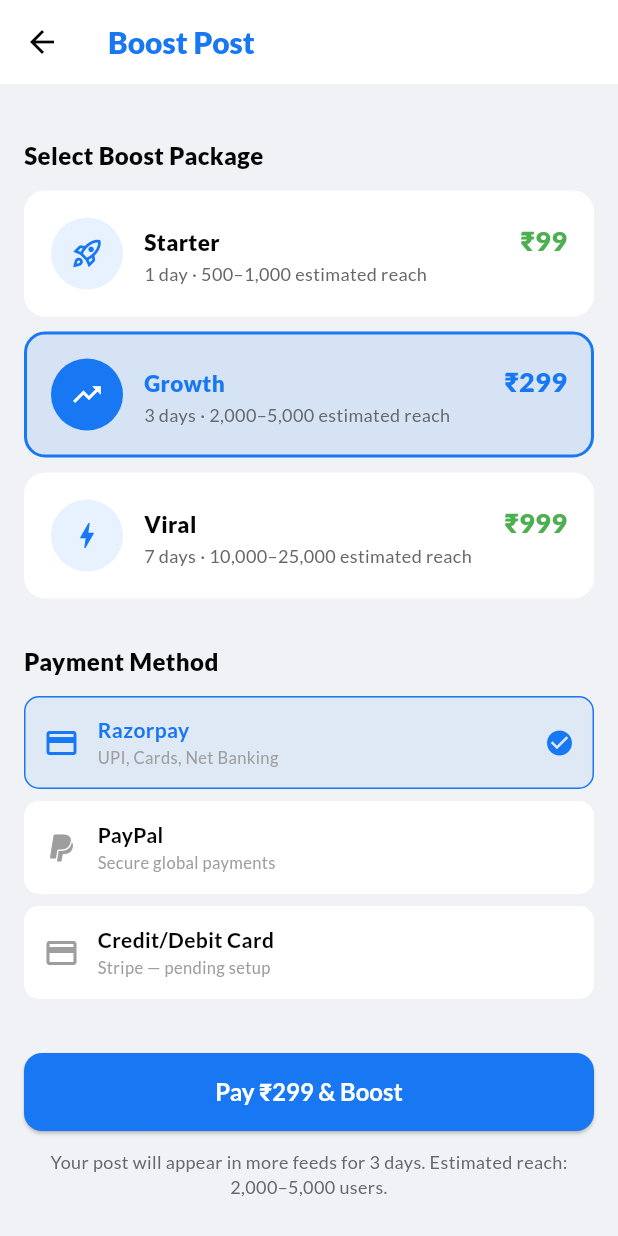
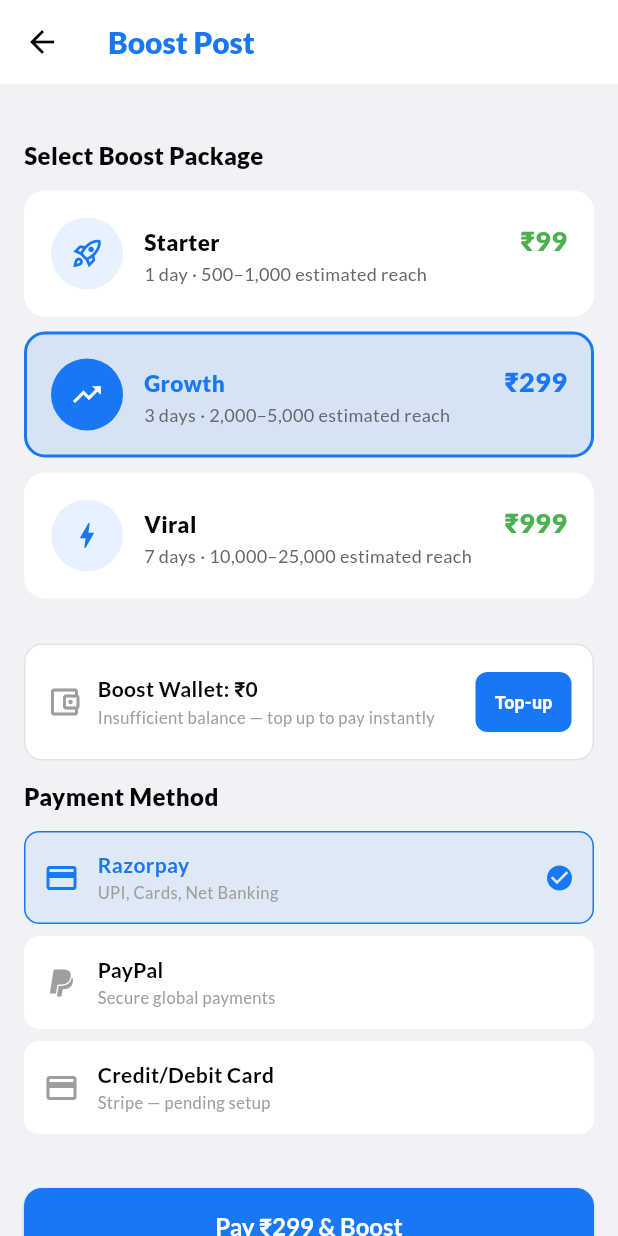
Before and after one commit to Suryavanshikalki/TriNetra, a Flutter app: the BoostPostScreen screen opened directly with empty values, on a phone screen of 412 x 824 dp. Run offline on Flutter 3.47's test engine with Material 3 defaults, Android fonts, the phone set to English and light mode, and no system bars; our stand-ins replace cached_network_image, cloud_firestore, country_code_picker, dio, firebase_analytics, firebase_auth and 15 more; missing offline and left inert: razorpay_flutter; accounts and stored records are empty.

```diff
--- a/trinetra/lib/core/config/app_config.dart
+++ b/trinetra/lib/core/config/app_config.dart
@@ -9,12 +9,12 @@ class AppConfig {
   static const String appPackageId = 'com.trinetra.app';
   static const String appVersion = '1.0.0';
   static const String appBuildNumber = '1';
-  static const String appWebUrl = 'https://trinetra.web.app';
+  static const String appWebUrl = 'https://trinetra-8b846.web.app';
 
   // ─── Firebase (injected via --dart-define) ──────────────────
   static const String firebaseProjectId = String.fromEnvironment(
     'FIREBASE_PROJECT_ID',
-    defaultValue: 'trinetra',
+    defaultValue: 'trinetra-8b846',
   );
   static const String firebaseWebApiKey = String.fromEnvironment(
     'FIREBASE_WEB_API_KEY',
@@ -26,11 +26,11 @@ class AppConfig {
   );
   static const String firebaseAuthDomain = String.fromEnvironment(
     'FIREBASE_AUTH_DOMAIN',
-    defaultValue: 'trinetra.firebaseapp.com',
+    defaultValue: 'trinetra-8b846.firebaseapp.com',
   );
   static const String firebaseStorageBucket = String.fromEnvironment(
     'FIREBASE_STORAGE_BUCKET',
-    defaultValue: 'trinetra.appspot.com',
+    defaultValue: 'trinetra-8b846.appspot.com',
   );
   static const String firebaseMessagingSenderId = String.fromEnvironment(
     'FIREBASE_SENDER_ID',
--- a/trinetra/lib/features/creator/screens/boost_post_screen.dart
+++ b/trinetra/lib/features/creator/screens/boost_post_screen.dart
@@ -2,10 +2,12 @@ import 'package:flutter/foundation.dart';
 import 'package:flutter/material.dart';
 import 'package:flutter_riverpod/flutter_riverpod.dart';
 import '../../../core/constants/app_colors.dart';
+import '../../../core/providers/user_providers.dart';
 import '../../../core/services/payment_service.dart';
 import '../../auth/controllers/auth_controller.dart';
 import '../../wallet/controllers/payment_controller.dart';
 import '../controllers/creator_controller.dart';
+import 'boost_wallet_screen.dart';
 
 /// Boost Post — payment flow for promoting a post
 /// The postId is passed as a route argument.
@@ -185,6 +187,13 @@ class _BoostPostScreenState extends ConsumerState<BoostPostScreen> {
           }),
 
           const SizedBox(height: 20),
+
+          // ─── Boost Wallet Balance ──────────────────────────────
+          _BoostWalletBanner(
+            postId: widget.postId,
+            pkg: pkg,
+            isDark: isDark,
+          ),
 
           // ─── Payment Method ────────────────────────────────────
           Text(
@@ -422,3 +431,127 @@ class _PayMethod {
   final String subtitle;
   const _PayMethod(this.id, this.label, this.icon, this.subtitle);
 }
+
+// ─── Boost Wallet Banner ──────────────────────────────────────────
+/// Shows current boost wallet balance and lets user pay from wallet
+/// if balance is sufficient. Otherwise shows a "Top-up" shortcut.
+class _BoostWalletBanner extends ConsumerWidget {
+  final String postId;
+  final _BoostPackage pkg;
+  final bool isDark;
+  const _BoostWalletBanner({
+    required this.postId,
+    required this.pkg,
+    required this.isDark,
+  });
+
+  @override
+  Widget build(BuildContext context, WidgetRef ref) {
+    final balance = ref.watch(boostWalletBalanceProvider);
+    final hasEnough = balance >= pkg.price;
+
+    return Container(
+      margin: const EdgeInsets.only(bottom: 12),
+      padding: const EdgeInsets.all(14),
+      decoration: BoxDecoration(
+        color: hasEnough
+            ? Colors.green.withValues(alpha: 0.08)
+            : (isDark ? AppColors.cardDark : Colors.white),
+        borderRadius: BorderRadius.circular(12),
+        border: Border.all(
+          color: hasEnough ? Colors.green : Colors.grey.withValues(alpha: 0.3),
+        ),
+      ),
+      child: Row(
+        children: [
+          Icon(
+            Icons.account_balance_wallet_outlined,
+            color: hasEnough ? Colors.green : Colors.grey,
+          ),
+          const SizedBox(width: 10),
+          Expanded(
+            child: Column(
+              crossAxisAlignment: CrossAxisAlignment.start,
+              children: [
+                Text(
+                  'Boost Wallet: ₹${balance.toStringAsFixed(0)}',
+                  style: TextStyle(
+                    fontWeight: FontWeight.w700,
+                    color: hasEnough ? Colors.green : null,
+                  ),
+                ),
+                Text(
+                  hasEnough
+                      ? 'Tap below to pay instantly from wallet'
+                      : 'Insufficient balance — top up to pay instantly',
+                  style: const TextStyle(fontSize: 11, color: Colors.grey),
+                ),
+              ],
+            ),
+          ),
+          if (hasEnough)
+            TextButton(
+              onPressed: () async {
+                final ok = await ref
+                    .read(paymentControllerProvider.notifier)
+                    .spendFromBoostWallet(
+                      postId: postId,
+                      amount: pkg.price,
+                      durationDays: pkg.days,
+                    );
+                if (ok && context.mounted) {
+                  Navigator.pop(context);
+                  ScaffoldMessenger.of(context).showSnackBar(
+                    SnackBar(
+                      content: Text(
+                          'Post boosted from Wallet! Reach: ${pkg.reach} users.'),
+                      backgroundColor: Colors.green,
+                    ),
+                  );
+                }
+              },
+              style: TextButton.styleFrom(
+                backgroundColor: Colors.green,
+                shape: RoundedRectangleBorder(
+                  borderRadius: BorderRadius.circular(8),
+                ),
+                padding: const EdgeInsets.symmetric(horizontal: 12, vertical: 6),
+              ),
+              child: const Text(
+                'Use Wallet',
+                style: TextStyle(
+                  color: Colors.white,
+                  fontWeight: FontWeight.w700,
+                  fontSize: 12,
+                ),
+              ),
+            )
+          else
+            TextButton(
+              onPressed: () => Navigator.push(
+                context,
+                MaterialPageRoute(
+                  builder: (_) => const BoostWalletScreen(),
+                ),
+              ),
+              style: TextButton.styleFrom(
+                backgroundColor: AppColors.primary,
+                shape: RoundedRectangleBorder(
+                  borderRadius: BorderRadius.circular(8),
+                ),
+                padding: const EdgeInsets.symmetric(horizontal: 12, vertical: 6),
+              ),
+              child: const Text(
+                'Top-up',
+                style: TextStyle(
+                  color: Colors.white,
+                  fontWeight: FontWeight.w700,
+                  fontSize: 12,
+                ),
+              ),
+            ),
+        ],
+      ),
+    );
+  }
+}
```
Also changed, not shown: trinetra/lib/core/providers/user_providers.dart (added, +48 -0 lines), trinetra/lib/features/creator/screens/boost_wallet_screen.dart (added, +416 -0 lines), trinetra/lib/features/feed/screens/feed_screen.dart (+8 -4 lines), trinetra/lib/features/wallet/controllers/payment_controller.dart (+97 -0 lines), trinetra/firebase.json, 6 other files.
